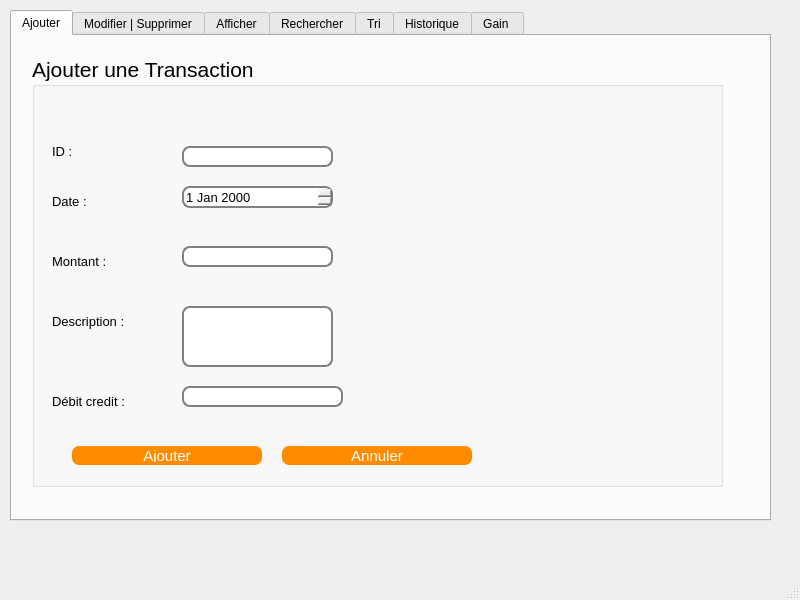
This is mainwindow.ui in YoussefRais12/Agence-Immobiliere-2A5 as Qt 5 draws it before an edit. The edited form follows.
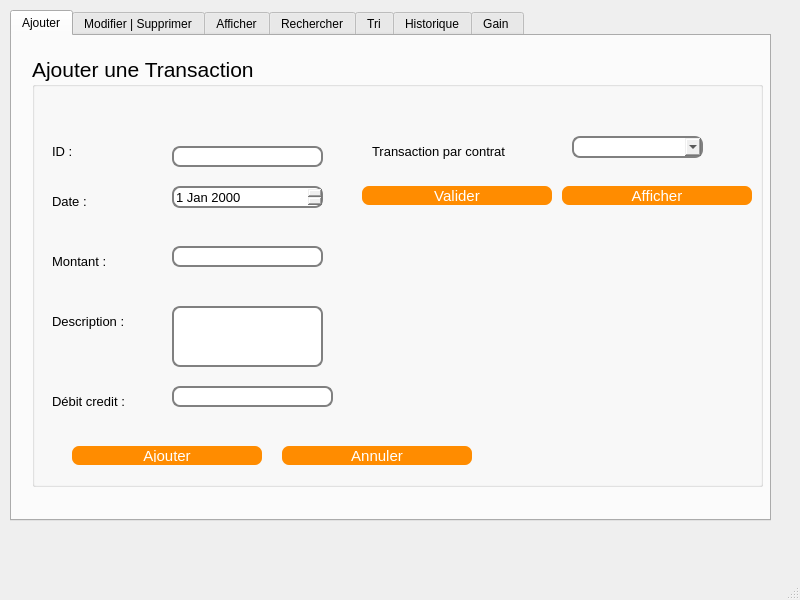
This is the edited form. The open tabs and pages were chosen to show the change. Icons and pictures are not drawn.

```diff
--- a/mainwindow.ui
+++ b/mainwindow.ui
@@ -86,7 +86,7 @@
        <rect>
         <x>20</x>
         <y>20</y>
-        <width>691</width>
+        <width>731</width>
         <height>431</height>
        </rect>
       </property>
@@ -119,7 +119,7 @@
       <widget class="QLineEdit" name="id_transaction">
        <property name="geometry">
         <rect>
-         <x>150</x>
+         <x>140</x>
          <y>90</y>
          <width>151</width>
          <height>21</height>
@@ -168,7 +168,7 @@
       <widget class="QLineEdit" name="debit_transaction">
        <property name="geometry">
         <rect>
-         <x>150</x>
+         <x>140</x>
          <y>330</y>
          <width>161</width>
          <height>21</height>
@@ -178,7 +178,7 @@
       <widget class="QLineEdit" name="montant_transaction">
        <property name="geometry">
         <rect>
-         <x>150</x>
+         <x>140</x>
          <y>190</y>
          <width>151</width>
          <height>21</height>
@@ -224,7 +224,7 @@
       <widget class="QDateEdit" name="date_transaction">
        <property name="geometry">
         <rect>
-         <x>150</x>
+         <x>140</x>
          <y>130</y>
          <width>151</width>
          <height>22</height>
@@ -275,13 +275,77 @@
       <widget class="QLineEdit" name="description_transaction">
        <property name="geometry">
         <rect>
-         <x>150</x>
+         <x>140</x>
          <y>250</y>
          <width>151</width>
          <height>61</height>
         </rect>
        </property>
       </widget>
+      <widget class="QComboBox" name="comboboxajout">
+       <property name="geometry">
+        <rect>
+         <x>540</x>
+         <y>80</y>
+         <width>131</width>
+         <height>22</height>
+        </rect>
+       </property>
+      </widget>
+      <widget class="QLabel" name="label_6">
+       <property name="geometry">
+        <rect>
+         <x>340</x>
+         <y>80</y>
+         <width>191</width>
+         <height>31</height>
+        </rect>
+       </property>
+       <property name="font">
+        <font>
+         <pointsize>10</pointsize>
+        </font>
+       </property>
+       <property name="text">
+        <string>Transaction par contrat </string>
+       </property>
+      </widget>
+      <widget class="QPushButton" name="pushButton_7">
+       <property name="geometry">
+        <rect>
+         <x>530</x>
+         <y>130</y>
+         <width>190</width>
+         <height>19</height>
+        </rect>
+       </property>
+       <property name="font">
+        <font>
+         <pointsize>-1</pointsize>
+        </font>
+       </property>
+       <property name="text">
+        <string>Afficher</string>
+       </property>
+      </widget>
+      <widget class="QPushButton" name="pushButton_9">
+       <property name="geometry">
+        <rect>
+         <x>330</x>
+         <y>130</y>
+         <width>190</width>
+         <height>19</height>
+        </rect>
+       </property>
+       <property name="font">
+        <font>
+         <pointsize>-1</pointsize>
+        </font>
+       </property>
+       <property name="text">
+        <string>Valider</string>
+       </property>
+      </widget>
      </widget>
     </widget>
     <widget class="QWidget" name="modifier">
```
Left out of the diff: 38 changed lines with no effect on the pictures.
